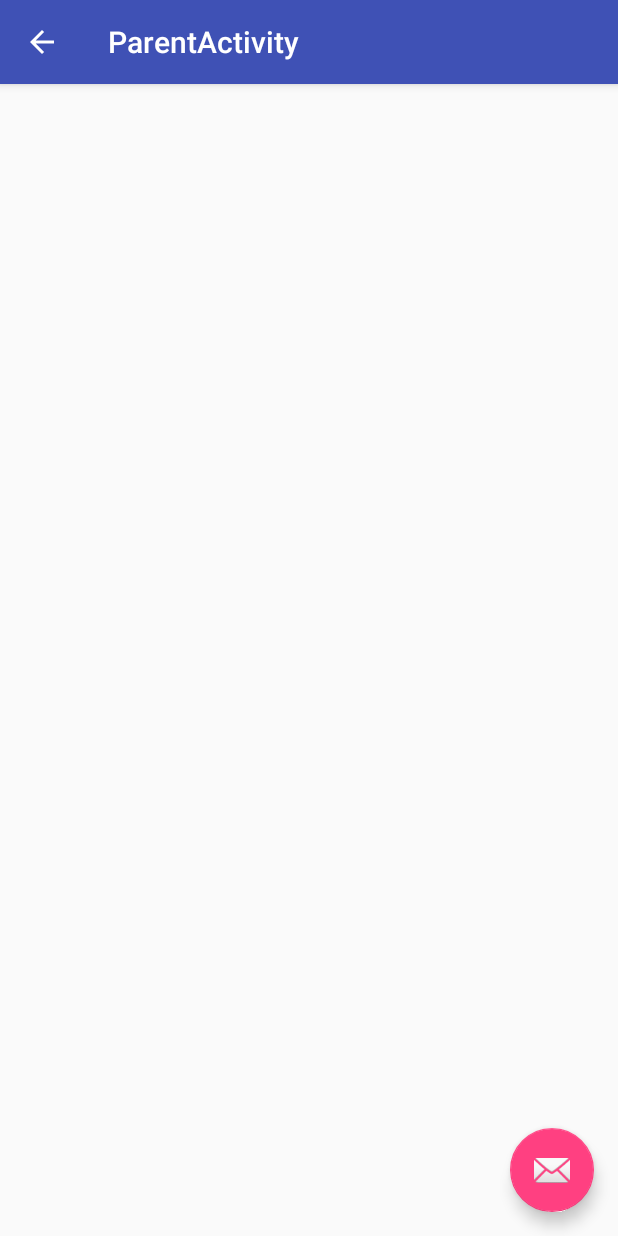
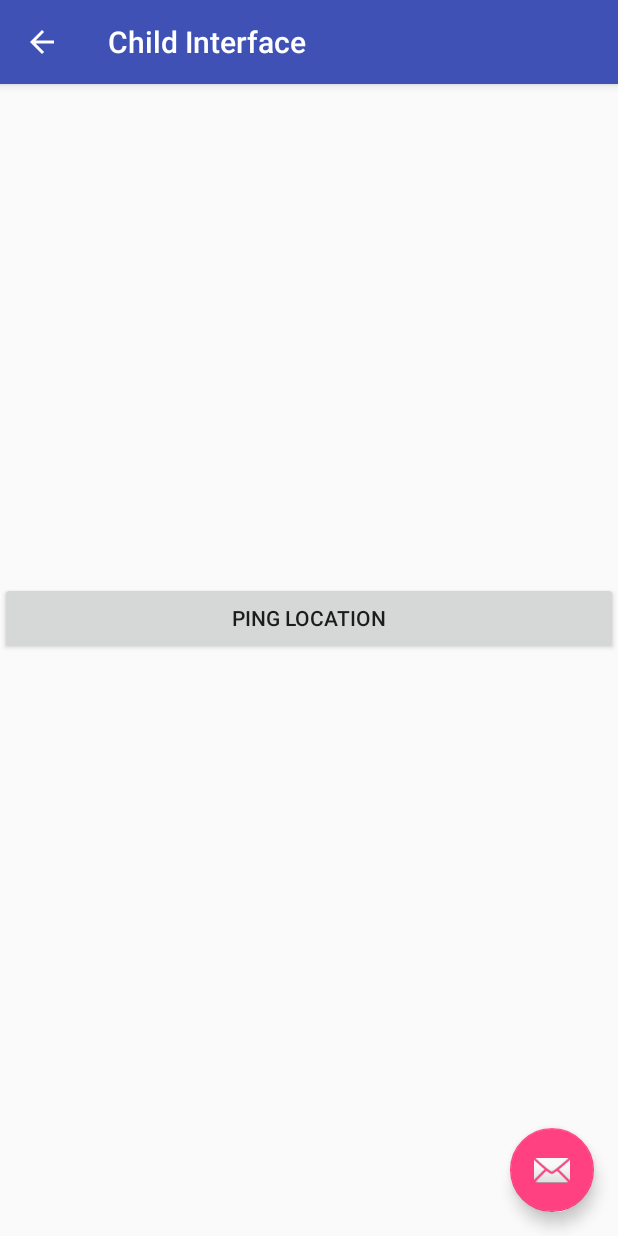
Before and after one commit to hostitwise/Pokemommas, an Android app: the ParentActivity screen opened directly, with no data from a screen before it, on a phone screen of 412 x 824 dp. Run offline under Robolectric (Android 15) with nearby library versions, the phone set to English and light mode, and no system bars.

Commit message:
Added Google Play services to app, added location functionality via LocationServices.
Currently does not run on emulator, unsure if logical error or issue with Google Play services

```diff
--- a/app/build.gradle
+++ b/app/build.gradle
@@ -24,6 +24,7 @@ dependencies {
     testCompile 'junit:junit:4.12'
     compile 'com.android.support:appcompat-v7:24.1.1'
     compile 'com.android.support:design:24.1.1'
+    compile 'com.google.android.gms:play-services:9.4.0'
 }
 
 apply plugin: 'com.google.gms.google-services'
--- a/app/src/main/AndroidManifest.xml
+++ b/app/src/main/AndroidManifest.xml
@@ -1,6 +1,8 @@
 <?xml version="1.0" encoding="utf-8"?>
 <manifest xmlns:android="http://schemas.android.com/apk/res/android"
     package="com.hostitwise.pokemommas">
+
+    <uses-permission android:name="android.permission.ACCESS_FINE_LOCATION" />
 
     <application
         android:allowBackup="true"
@@ -16,7 +18,7 @@
             </intent-filter>
         </activity>
         <activity
-            android:name=".ChildActivity"
+            android:name=".ParentActivity"
             android:label="@string/title_activity_child"
             android:parentActivityName=".MainActivity"
             android:theme="@style/AppTheme.NoActionBar">
@@ -25,7 +27,7 @@
                 android:value="com.hostitwise.pokemommas.MainActivity" />
         </activity>
         <activity
-            android:name=".ParentActivity"
+            android:name=".ChildActivity"
             android:label="@string/title_activity_parent"
             android:parentActivityName=".MainActivity"
             android:theme="@style/AppTheme.NoActionBar">
--- a/app/src/main/java/com/hostitwise/pokemommas/ParentActivity.java
+++ b/app/src/main/java/com/hostitwise/pokemommas/ParentActivity.java
@@ -12,7 +12,7 @@ public class ParentActivity extends AppCompatActivity {
     @Override
     protected void onCreate(Bundle savedInstanceState) {
         super.onCreate(savedInstanceState);
-        setContentView(R.layout.activity_parent);
+        setContentView(R.layout.activity_child);
         Toolbar toolbar = (Toolbar) findViewById(R.id.toolbar);
         setSupportActionBar(toolbar);
 
--- a/app/src/main/res/layout/activity_child.xml
+++ b/app/src/main/res/layout/activity_child.xml
@@ -5,7 +5,7 @@
     android:layout_width="match_parent"
     android:layout_height="match_parent"
     android:fitsSystemWindows="true"
-    tools:context="com.hostitwise.pokemommas.ChildActivity">
+    tools:context=".ParentActivity">
 
     <android.support.design.widget.AppBarLayout
         android:layout_width="match_parent"
@@ -23,6 +23,14 @@
 
     <include layout="@layout/content_child" />
 
+    <Button
+        android:id="@+id/button_location"
+        android:layout_width="match_parent"
+        android:layout_height="wrap_content"
+        android:layout_gravity="center"
+        android:text="@string/location_request" />
+
+
     <android.support.design.widget.FloatingActionButton
         android:id="@+id/fab"
         android:layout_width="wrap_content"
--- a/app/src/main/res/layout/activity_parent.xml
+++ b/app/src/main/res/layout/activity_parent.xml
@@ -5,7 +5,7 @@
     android:layout_width="match_parent"
     android:layout_height="match_parent"
     android:fitsSystemWindows="true"
-    tools:context="com.hostitwise.pokemommas.ParentActivity">
+    tools:context=".ChildActivity">
 
     <android.support.design.widget.AppBarLayout
         android:layout_width="match_parent"
--- a/app/src/main/res/layout/content_child.xml
+++ b/app/src/main/res/layout/content_child.xml
@@ -9,7 +9,7 @@
     android:paddingRight="@dimen/activity_horizontal_margin"
     android:paddingTop="@dimen/activity_vertical_margin"
     app:layout_behavior="@string/appbar_scrolling_view_behavior"
-    tools:context="com.hostitwise.pokemommas.ChildActivity"
+    tools:context=".ParentActivity"
     tools:showIn="@layout/activity_child">
 
 </RelativeLayout>
--- a/app/src/main/res/layout/content_parent.xml
+++ b/app/src/main/res/layout/content_parent.xml
@@ -9,7 +9,7 @@
     android:paddingRight="@dimen/activity_horizontal_margin"
     android:paddingTop="@dimen/activity_vertical_margin"
     app:layout_behavior="@string/appbar_scrolling_view_behavior"
-    tools:context="com.hostitwise.pokemommas.ParentActivity"
+    tools:context=".ChildActivity"
     tools:showIn="@layout/activity_parent">
 
 </RelativeLayout>
--- a/app/src/main/res/values/strings.xml
+++ b/app/src/main/res/values/strings.xml
@@ -23,4 +23,6 @@
     <string name="add_item">Add New Item</string>
     <string name="action_logout">Logout</string>
 
+    <string name="location_request">Ping location</string>
+
 </resources>
```
Also changed, not shown: app/src/main/java/com/hostitwise/pokemommas/ChildActivity.java (+75 -2 lines), app/src/main/java/com/hostitwise/pokemommas/MainActivity.java (+4 -5 lines).
